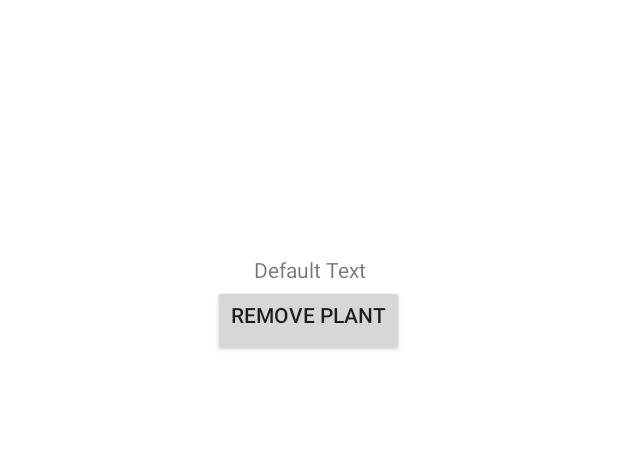
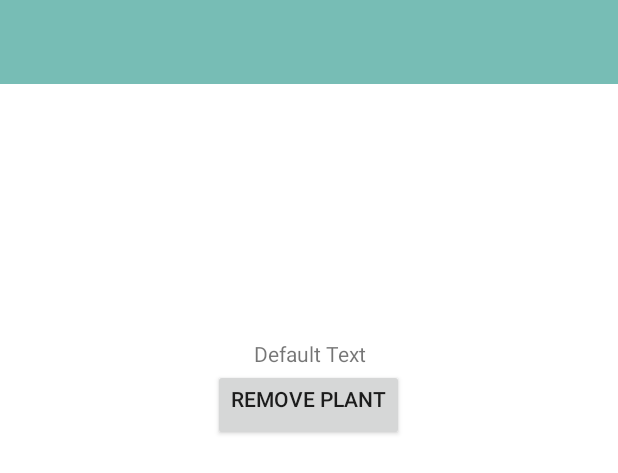
Before and after one commit to foreverFergie/PartyThyme, an Android app: the layout activity_plant_info.xml on its own in the app's theme, with its tools: preview values and no code run, on a phone screen of 412 x 824 dp. Shown: the top 473 px of the screen. Run offline under Robolectric (Android 15) with nearby library versions, the phone set to English and light mode, and no system bars; Roboto replaces fonts that are not available here.

Commit message:
actually added all toolbars

```diff
--- a/app/src/main/res/layout/activity_plant_info.xml
+++ b/app/src/main/res/layout/activity_plant_info.xml
@@ -1,57 +1,75 @@
 <?xml version="1.0" encoding="utf-8"?>
-<RelativeLayout xmlns:android="http://schemas.android.com/apk/res/android"
+
+
+<LinearLayout
+
+
+    xmlns:android="http://schemas.android.com/apk/res/android"
     xmlns:app="http://schemas.android.com/apk/res-auto"
     xmlns:tools="http://schemas.android.com/tools"
     android:layout_width="match_parent"
     android:layout_height="match_parent"
     android:background="#ffffffff"
+    android:orientation="vertical"
     tools:context=".plant_info">
+
+
+    <android.support.v7.widget.Toolbar
+        android:id="@+id/plantViewToolbar"
+        android:layout_width="match_parent"
+        android:layout_height="?attr/actionBarSize"
+        android:background="@color/colorPrimary"
+        android:theme="?attr/actionBarTheme">
+
+    </android.support.v7.widget.Toolbar>
+
+    <RelativeLayout
+
+        android:layout_width="match_parent"
+        android:layout_height="match_parent">
 
         <LinearLayout
             android:layout_width="fill_parent"
             android:layout_height="wrap_content"
             android:orientation="vertical">
+
             <ImageView
                 android:id="@+id/plantImage"
                 android:layout_width="150dp"
                 android:layout_height="150dp"
-            android:scaleType="fitXY"
                 android:layout_gravity="center_horizontal"
                 android:layout_marginTop="20dp"
-            />
+                android:scaleType="fitXY" />
         </LinearLayout>
 
         <TextView
             android:id="@+id/plantName"
             android:layout_width="fill_parent"
             android:layout_height="wrap_content"
-        android:text="Default Text"
+            android:layout_centerHorizontal="true"
             android:layout_marginTop="170dp"
-        android:layout_centerHorizontal="true"
             android:gravity="center_horizontal"
-        />
+            android:text="Default Text" />
 
 
         <Button
             android:id="@+id/removePlantBtn"
             android:layout_width="wrap_content"
             android:layout_height="wrap_content"
+            android:layout_centerHorizontal="true"
+            android:layout_marginTop="190dp"
             android:gravity="center_horizontal"
-            android:layout_marginTop="190dp"
-            android:layout_centerHorizontal="true"
-            android:text="@string/remove_plant"
-            />
-
-
+            android:text="@string/remove_plant" />
 
 
         <ListView
             android:id="@+id/factList"
             android:layout_width="fill_parent"
             android:layout_height="match_parent"
-        android:layout_marginTop="225dp"
-        >
-    </ListView>
+            android:layout_marginTop="225dp"></ListView>
 
 
     </RelativeLayout>
+
+
+</LinearLayout>
```
Also changed, not shown: app/src/main/java/edu/wit/mobileapp/partythyme/plant_info.java (+40 -0 lines). Lines whose indentation alone changed are shown as unchanged.
